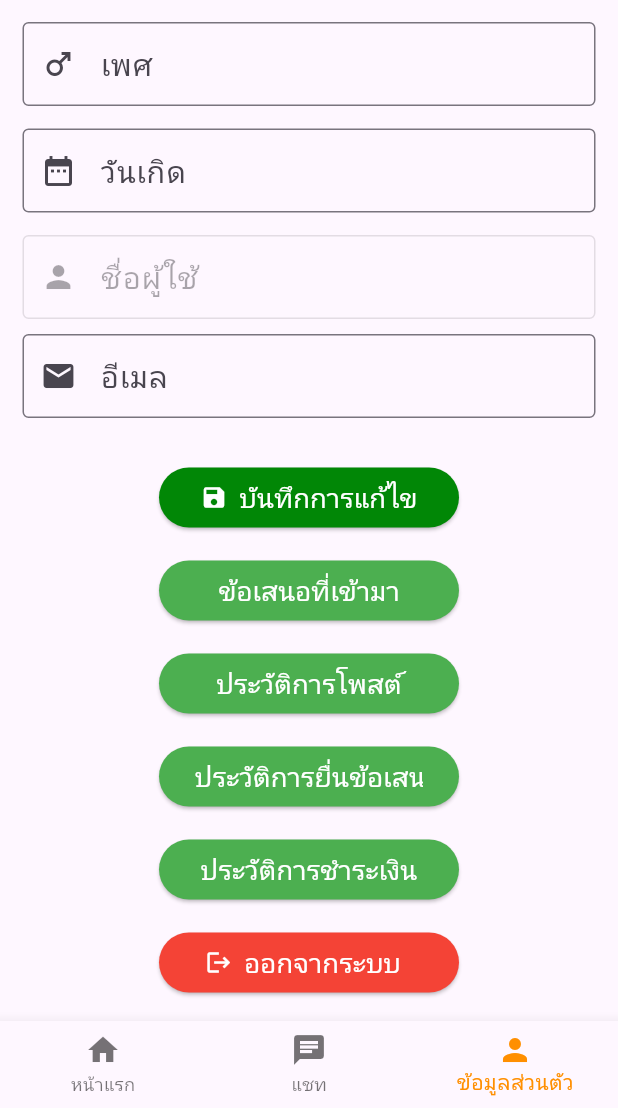
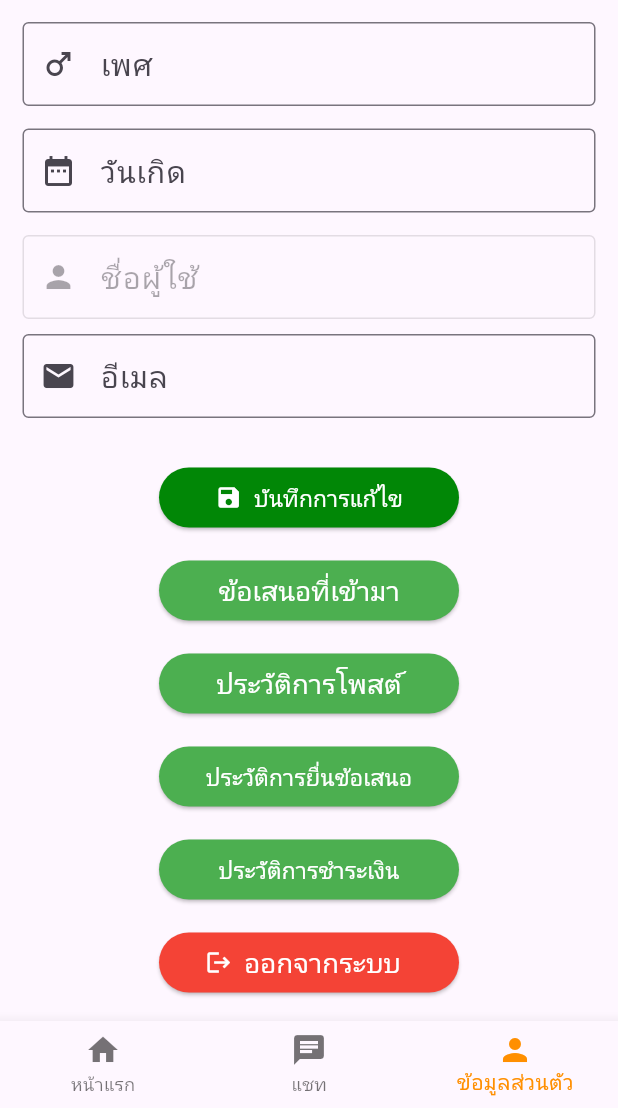
Before and after one commit to peerapattop/swapItem-project, a Flutter app: the screen it shows once a user with an empty profile is signed in, item 3 of the bottom bar chosen, scrolled down 318 dp, on a phone screen of 412 x 824 dp, the part 128-1236 px from its top. Run offline on Flutter 3.47's test engine with Material 3 defaults, Android fonts, the phone set to English and light mode, and no system bars; our stand-ins replace firebase_auth, firebase_core, firebase_database, firebase_storage, image_picker; accounts and stored records are empty; network calls fail.

Commit message:
แก้ ui

```diff
--- a/lib/9_my_profile.dart
+++ b/lib/9_my_profile.dart
@@ -1,6 +1,5 @@
 import 'package:firebase_auth/firebase_auth.dart';
 import 'package:firebase_database/firebase_database.dart';
-import 'package:firebase_database/ui/firebase_animated_list.dart';
 import 'package:swapitem/14_HistroryMakeOffer.dart';
 import 'package:swapitem/18_HistoryPayment.dart';
 
@@ -282,7 +281,7 @@ class _ProfileState extends State<Profile> {
                                                   Text(
                                                     'บันทึกการแก้ไข',
                                                     style: TextStyle(
-                                                      fontSize: 18,
+                                                      fontSize: 15,
                                                       color: Colors.white,
                                                     ),
                                                   ),
@@ -369,7 +368,7 @@ class _ProfileState extends State<Profile> {
                                                     Text(
                                                       'ประวัติการยื่นข้อเสนอ',
                                                       style: TextStyle(
-                                                          fontSize: 18,
+                                                          fontSize: 15,
                                                           color: Colors.white),
                                                     ),
                                                   ],
@@ -397,7 +396,7 @@ class _ProfileState extends State<Profile> {
                                               child: Text(
                                                 'ประวัติการชำระเงิน',
                                                 style: TextStyle(
-                                                  fontSize: 18,
+                                                  fontSize: 15,
                                                   color: Colors.white,
                                                 ),
                                               ),
```
